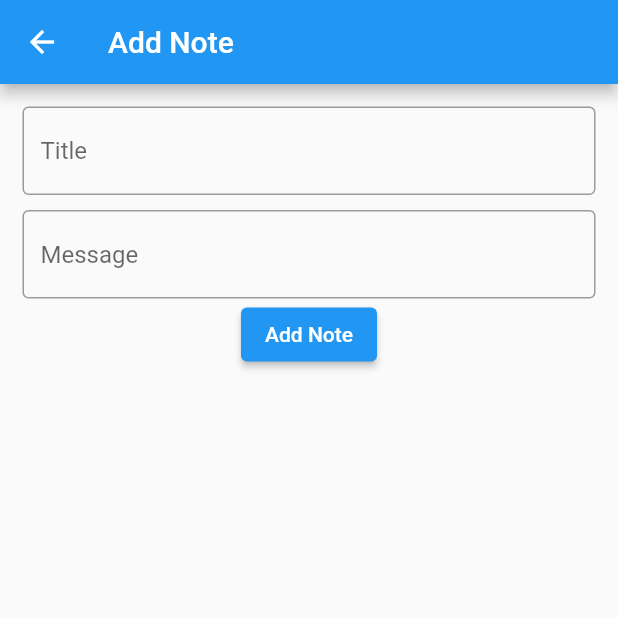
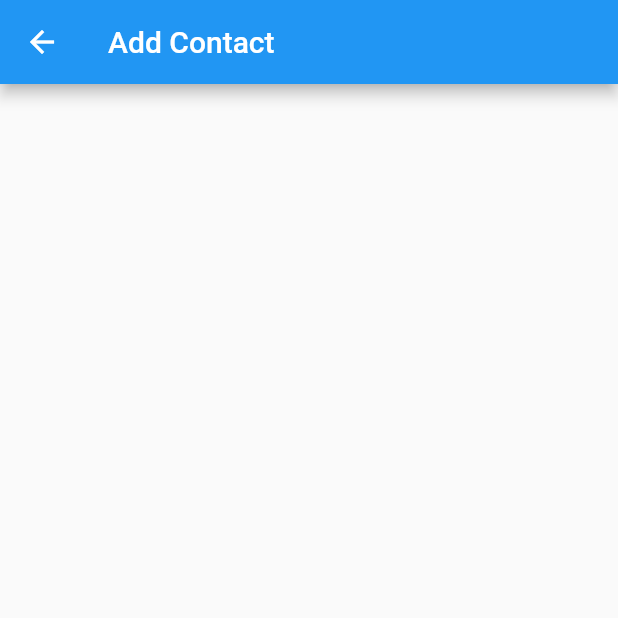
Before and after one commit to MyoMin-Latt/floor_basic, a Flutter app: the screen it shows after launch, after a tap on the "add" icon, on a phone screen of 412 x 824 dp, the top half of it. Run offline on Flutter 3.47's test engine with Material 2 defaults, Android fonts, the light colour scheme and no system bars; our stand-ins replace floor, get, sqflite; accounts and stored records are empty; generated files the repository leaves out were written again.

Commit message:
route error

```diff
--- a/lib/database/note_database.dart
+++ b/lib/database/note_database.dart
@@ -1,12 +1,13 @@
+
+import 'package:floor/floor.dart';
 import 'dart:async';
-import 'package:floor/floor.dart';
-import 'package:flutter_database_floor_byrubylearner/database/note_table.dart';
-import 'package:flutter_database_floor_byrubylearner/database/notedao.dart';
 import 'package:sqflite/sqflite.dart' as sqflite;
+import 'package:flutter_database_floor_byrubylearner/database/note_dao.dart';
+import 'note_dao.dart';
+import 'note_table.dart';
+
 part 'note_database.g.dart';
-
-@Database(version: 1, entities: [Note])
+@Database(version: 1, entities: [NoteTable])
 abstract class NoteDatabase extends FloorDatabase{
   NoteDao get noteDao;
-
 }
--- a/lib/database/note_table.dart
+++ b/lib/database/note_table.dart
@@ -1,12 +1,11 @@
+import 'package:floor/floor.dart';
+import 'package:flutter/material.dart';
 
-import 'package:floor/floor.dart';
-
-@Entity(tableName: 'note')
-class Note{
+@Entity(tableName: "NoteTable")
+class NoteTable{
   @PrimaryKey(autoGenerate: true)
-  int? id;
-  @ColumnInfo(name: 'title')
-  String title;
-  String message;
-  Note(this.title, this.message, {this.id});
+  String id;
+  String name;
+  String phone;
+  NoteTable(this.id, this.name, this.phone);
 }
--- a/lib/database/notedao.dart
+++ /dev/null
@@ -1,16 +0,0 @@
-import 'package:floor/floor.dart';
-import 'note_table.dart';
-
-@dao
-abstract class NoteDao {
-  @Query('Select * from Note')
-  Stream<List<Note>> getAllNotes();
-  @insert
-  Future<void> addNote(Note note);
-  @delete
-  Future<void> deleteNote(Note note);
-  @update
-  Future<void> updateNote(Note note);
-  @delete
-  Future<void> deleteAllNote(List<Note> notes);
-}
--- a/lib/main.dart
+++ b/lib/main.dart
@@ -1,38 +1,22 @@
-// very important
-// Create method in dao> run flutter pub run build_runner watch > save(Ctrl + s)
+// floor, floor generator, build runner, get
 
-
+import 'package:flutter/cupertino.dart';
 import 'package:flutter/material.dart';
-import 'package:flutter_database_floor_byrubylearner/database/note_database.dart';
-import 'package:flutter_database_floor_byrubylearner/database/notedao.dart';
 import 'package:flutter_database_floor_byrubylearner/screen/home.dart';
 import 'package:get/get.dart';
 
-void main() {
-  runApp(const MyApp());
+void main(){
+  runApp(
+    MyApp()
+  );
 }
-
 class MyApp extends StatelessWidget {
   const MyApp({ Key? key }) : super(key: key);
 
   @override
   Widget build(BuildContext context) {
-    return GetMaterialApp( // get
-      home: FutureBuilder<NoteDatabase>(
-        future: $FloorNoteDatabase.databaseBuilder('note.db').build(),
-        builder: (context, data){
-          if(data.hasData){
-            Get.put(data.data!.noteDao); // get
-            return Home();
-          }
-          else if(data.hasError){
-            return Center(child: Text('Error'));
-          }
-          else{
-            return Center(child: CircularProgressIndicator(),);
-          }
-        },
-      ),
+    return MaterialApp(
+      home: HomePage(),
     );
   }
 }
--- /dev/null
+++ b/lib/screen/add.dart
@@ -0,0 +1,17 @@
+import 'package:flutter/material.dart';
+
+class AddPage extends StatefulWidget {
+  const AddPage({ Key? key }) : super(key: key);
+
+  @override
+  _AddPageState createState() => _AddPageState();
+}
+
+class _AddPageState extends State<AddPage> {
+  @override
+  Widget build(BuildContext context) {
+    return Scaffold(
+      appBar: AppBar(title: Text('Add Contact'),),
+    );
+  }
+}
--- a/lib/screen/add_screen.dart
+++ /dev/null
@@ -1,48 +0,0 @@
-import 'package:flutter/material.dart';
-import 'package:flutter_database_floor_byrubylearner/database/note_table.dart';
-import 'package:flutter_database_floor_byrubylearner/database/notedao.dart';
-import 'package:get/get.dart';
-
-class AddScreen extends StatelessWidget {
-  AddScreen({ Key? key }) : super(key: key);
-  TextEditingController title = TextEditingController();
-  TextEditingController message = TextEditingController();
-  @override
-  Widget build(BuildContext context) {
-    final NoteDao noteDao = Get.find();
-    return Scaffold(
-      appBar: AppBar(
-        title: Text('Add Note'),
-      ),
-      body: Container(
-        margin: EdgeInsets.all(15),
-        child: Column(
-          children: [
-            TextField(
-              controller: title,
-              decoration: InputDecoration(
-                hintText: 'Title',
-                border: OutlineInputBorder()
-              ),
-            ),
-            SizedBox(height: 10,),
-            TextField(
-              controller: message,
-              decoration: InputDecoration(
-                hintText: 'Message',
-                border: OutlineInputBorder()
-              ),
-            ),
-            ElevatedButton(
-              onPressed: (){
-                noteDao.addNote(Note(title.text, message.text));
-                Get.back();
-              },
-              child: Text('Add Note'),
-            )
-          ],
-        ),
-      ),
-    );
-  }
-}
--- a/lib/screen/home.dart
+++ b/lib/screen/home.dart
@@ -1,87 +1,47 @@
-
 import 'package:flutter/material.dart';
-import 'package:flutter_database_floor_byrubylearner/database/note_table.dart';
-import 'package:flutter_database_floor_byrubylearner/database/notedao.dart';
-import 'package:flutter_database_floor_byrubylearner/screen/add_screen.dart';
-import 'package:flutter_database_floor_byrubylearner/screen/update_screen.dart';
+import 'package:flutter_database_floor_byrubylearner/screen/add.dart';
 import 'package:get/get.dart';
 
-class Home extends StatelessWidget {
-  List<Note> notes = [];
-  final NoteDao noteDao = Get.find();
-  Home({ Key? key }) : super(key: key);
+class HomePage extends StatefulWidget {
+  const HomePage({Key? key}) : super(key: key);
 
   @override
+  _HomePageState createState() => _HomePageState();
+}
+
+class _HomePageState extends State<HomePage> {
+  @override
   Widget build(BuildContext context) {
-
     return Scaffold(
       appBar: AppBar(
-        title: Text('Floor Database'),
+        actions: [
+          IconButton(onPressed: (){
+            Navigator.push(context,
+            MaterialPageRoute(builder: (context) {
+              return AddPage();
+            },));
+          }, icon: Icon(Icons.next_plan))
+        ],
+        title: Text("Floor Database"),
       ),
-      body: noteList(),
       floatingActionButton: Row(
-        mainAxisSize: MainAxisSize.min,
+        mainAxisAlignment: MainAxisAlignment.end,
         children: [
           FloatingActionButton(
-            heroTag: 'Add', // need to route
-            onPressed: (){
-              Get.to(AddScreen());
+            onPressed: () {
+              Navigator.push(context,
+              MaterialPageRoute(builder: (context){
+                return AddPage();
+              }));
             },
-            child: Icon(Icons.add)
+            child: Icon(Icons.add),
           ),
-          SizedBox(width: 10,),
-          FloatingActionButton(
-            heroTag: 'Delete',  // need to route
-            onPressed: (){
-              noteDao.deleteAllNote(notes);
-            },
-            child: Icon(Icons.delete)
-          )
+          SizedBox(
+            width: 10,
+          ),
+          FloatingActionButton(onPressed: () {}, child: Icon(Icons.delete)),
         ],
       ),
     );
-
-
-
   }
-
-  Widget noteList(){
-  return StreamBuilder<List<Note>>(
-    stream: noteDao.getAllNotes(),
-    builder: (_, data){
-      if(data.hasData){
-        notes = data.data!;
-        return ListView.builder(
-          itemCount: data.data!.length,
-          itemBuilder: (_, position){
-            return Card(
-              child: ListTile(
-                title: Text(data.data![position].title),
-                subtitle: Text(data.data![position].message,),
-                trailing: IconButton(
-                  onPressed: (){
-                    noteDao.deleteNote(data.data![position]);
-                  },
-                  icon: Icon(Icons.delete)
-                ),
-                leading: IconButton(
-                  onPressed: (){
-                    Get.to(UpdateScreen(), arguments: data.data![position]);
-                  },
-                  icon: Icon(Icons.edit)
-                ),
-              ),
-            );
-          }
-        );
-      }
-      else if(data.hasError){
-        return Center(child: Text('Error'),);
-      }
-      else{
-        return Center(child: CircularProgressIndicator(),);
-      }
-    }
-  );
 }
-}
--- a/lib/screen/update_screen.dart
+++ /dev/null
@@ -1,53 +0,0 @@
-import 'package:flutter/material.dart';
-import 'package:flutter_database_floor_byrubylearner/database/note_table.dart';
-import 'package:flutter_database_floor_byrubylearner/database/notedao.dart';
-import 'package:get/get.dart';
-
-class UpdateScreen extends StatelessWidget {
-  UpdateScreen({ Key? key }) : super(key: key);
-  TextEditingController title = TextEditingController();
-  TextEditingController message = TextEditingController();
-
-  @override
-  Widget build(BuildContext context) {
-    Note note = Get.arguments;
-    title.text = note.title;
-    message.text = note.message;
-    final NoteDao noteDao = Get.find();
-    return Scaffold(
-      appBar: AppBar(
-        title: Text('Update Note'),
-      ),
-      body: Container(
-        margin: EdgeInsets.all(15),
-        child: Column(
-          children: [
-            TextField(
-              controller: title,
-              decoration: InputDecoration(
-                hintText: 'Title',
-                border: OutlineInputBorder()
-              ),
-            ),
-            SizedBox(height: 10,),
-            TextField(
-              controller: message,
-              decoration: InputDecoration(
-                hintText: 'Message',
-                border: OutlineInputBorder()
-              ),
-            ),
-            ElevatedButton(
-              onPressed: (){
-                noteDao.updateNote(Note(title.text, message.text, id: note.id));
-                Get.back();
-                // print(note.id);
-              },
-              child: Text('Update Note'),
-            )
-          ],
-        ),
-      ),
-    );
-  }
-}
```
Also changed, not shown: lib/database/note_dao.dart (added, +9 -0 lines), lib/database/note_database.g.dart.
